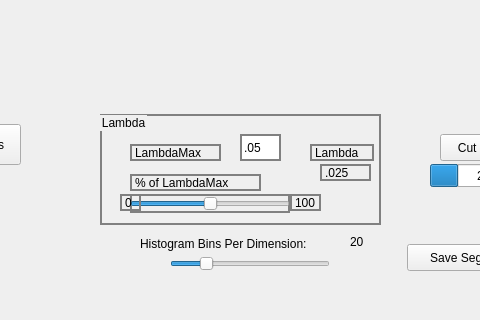
Old version of the form form.ui in the repository daviddoria/InteractiveImageGraphCutSegmentation; both pictures show x 230 to 710 and y 375 to 695 of the 825 by 695 pixel window.
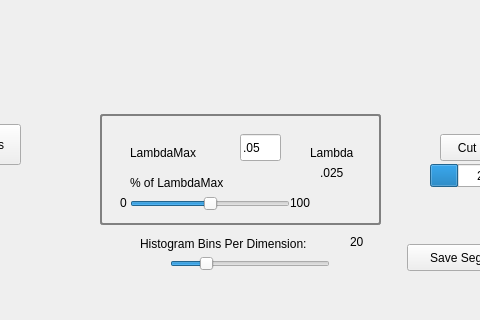
New version of the form. Custom widgets are drawn as their Qt base class.

Diff of the .ui file:
```diff
--- a/form.ui
+++ b/form.ui
@@ -151,10 +151,17 @@
      </rect>
     </property>
     <property name="styleSheet">
-     <string notr="true">border: 2px solid gray;</string>
+     <string notr="true">QGroupBox#groupBox { 
+     border: 2px solid gray; 
+     border-radius: 3px; 
+ } 
+
+QGroupBox#groupBox::title { 
+    background-color: transparent;
+ } </string>
     </property>
     <property name="title">
-     <string>Lambda</string>
+     <string/>
     </property>
     <property name="flat">
      <bool>false</bool>
```
Left out of the diff: 8 changed lines with no effect on the pictures.
